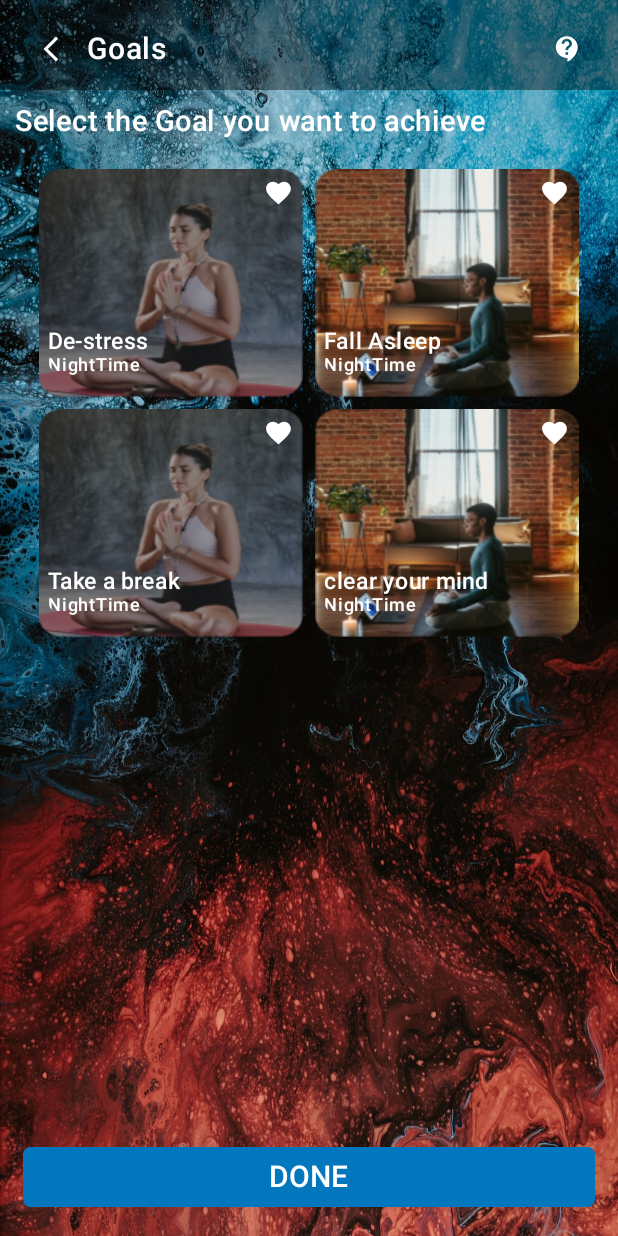
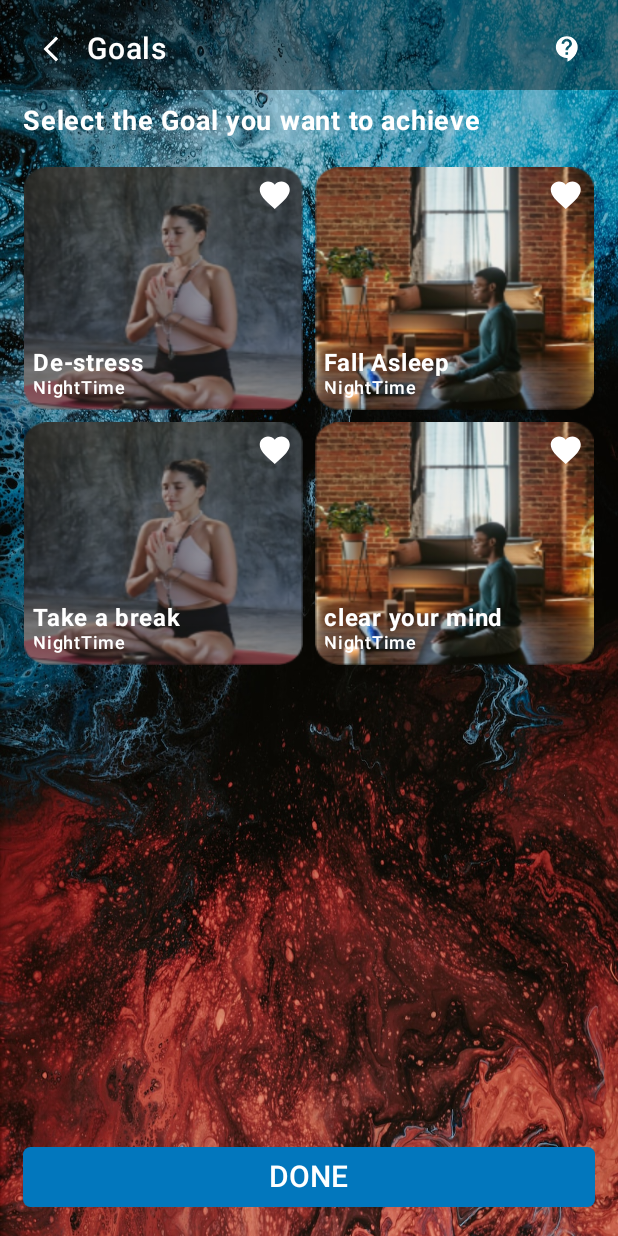
Before and after one commit to ashupandey1620/Sleep, an Android app built with Jetpack Compose: the GoalScreen screen opened through its navigation route, on a phone screen of 412 x 824 dp. Run offline under Robolectric (Android 15) with nearby library versions, the phone set to English and light mode, and no system bars; our stand-ins replace Dagger/Hilt's generated code.

Commit message:
List Of Music

```diff
--- a/app/src/main/java/com/ashutosh/sleep/Components/CustomActionItemMusic.kt
+++ b/app/src/main/java/com/ashutosh/sleep/Components/CustomActionItemMusic.kt
@@ -51,7 +51,7 @@ fun SupportActionItemMusic(
         .wrapContentHeight()
         .padding(4.dp)
         .clip(RoundedCornerShape(10.dp))
-        .background(Color(0xFF313131).copy(alpha = 0.9f))
+        .background(Color.DarkGray.copy(alpha = 0.7f))
     ) {
 
 
--- a/app/src/main/java/com/ashutosh/sleep/Components/SupportActionGoal.kt
+++ b/app/src/main/java/com/ashutosh/sleep/Components/SupportActionGoal.kt
@@ -46,7 +46,7 @@ fun SupportActionGoal(
 
     Box(modifier = Modifier
         .fillMaxWidth()
-        .height(160.dp)
+        .height(170.dp)
         .padding(4.dp)) {
 
         Image(
@@ -69,7 +69,7 @@ fun SupportActionGoal(
             Row(
                 modifier = Modifier
                     .fillMaxWidth()
-                    .height(20.dp) , verticalAlignment = Alignment.CenterVertically,
+                    .height(25.dp) , verticalAlignment = Alignment.CenterVertically,
                 horizontalArrangement = Arrangement.End
             ) {
 
@@ -86,16 +86,16 @@ fun SupportActionGoal(
             Spacer(
                 modifier = Modifier
                     .fillMaxWidth()
-                    .height(80.dp)
+                    .height(90.dp)
             )
 
 
             Text(
                 text = mainText ,
                 color = Color.White ,
-                fontSize = 15.sp ,
+                fontSize = 16.sp ,
                 lineHeight = 17.sp ,
-                fontWeight = FontWeight.Medium ,
+                fontWeight = FontWeight.Bold ,
             )
 
             Text(
--- a/app/src/main/java/com/ashutosh/sleep/Components/SupportActionStories.kt
+++ b/app/src/main/java/com/ashutosh/sleep/Components/SupportActionStories.kt
@@ -47,7 +47,7 @@ fun SupportActionStories(
         .height(180.dp)
         .padding(4.dp)
         .clip(RoundedCornerShape(10.dp))
-        .background(Color.White.copy(alpha = 0.6f))
+        .background(Color.Gray.copy(alpha = 0.6f))
       ) {
 
 
@@ -98,7 +98,7 @@ fun SupportActionStories(
                     contentDescription = "" ,
                     tint = Color.White  ,
                     modifier = Modifier.clickable {
-                        color.value = !color.value
+
                     }
                 )
             }
@@ -129,7 +129,7 @@ fun SupportActionStories(
                     contentDescription = "" ,
                     tint = Color.White,
                     modifier = Modifier.clickable {
-                        color.value = !color.value
+
                     }
                 )
 
--- a/app/src/main/java/com/ashutosh/sleep/Screens/GoalScreen.kt
+++ b/app/src/main/java/com/ashutosh/sleep/Screens/GoalScreen.kt
@@ -112,18 +112,20 @@ fun GoalScreen(navController:NavController) {
             }
 
 
-           Column(modifier = Modifier.padding(10.dp)) {
+           Column(modifier = Modifier) {
 
                Spacer(modifier = Modifier
                    .fillMaxWidth()
-                   .height(60.dp))
+                   .height(70.dp))
 
                Text(
                    text = "Select the Goal you want to achieve",
                    color = Color.White,
-                   fontSize = 19.sp,
+                   fontSize = 18.sp,
                    lineHeight = 20.sp,
-                   fontWeight = FontWeight.Medium,
+                   fontWeight = FontWeight.Bold,
+                   modifier = Modifier.fillMaxWidth()
+                       .padding(horizontal = 15.dp)
                )
 
                LazyVerticalGrid(
```
Also changed, not shown: app/src/main/java/com/ashutosh/sleep/Screens/ListOfMusic.kt (+20 -9 lines).
